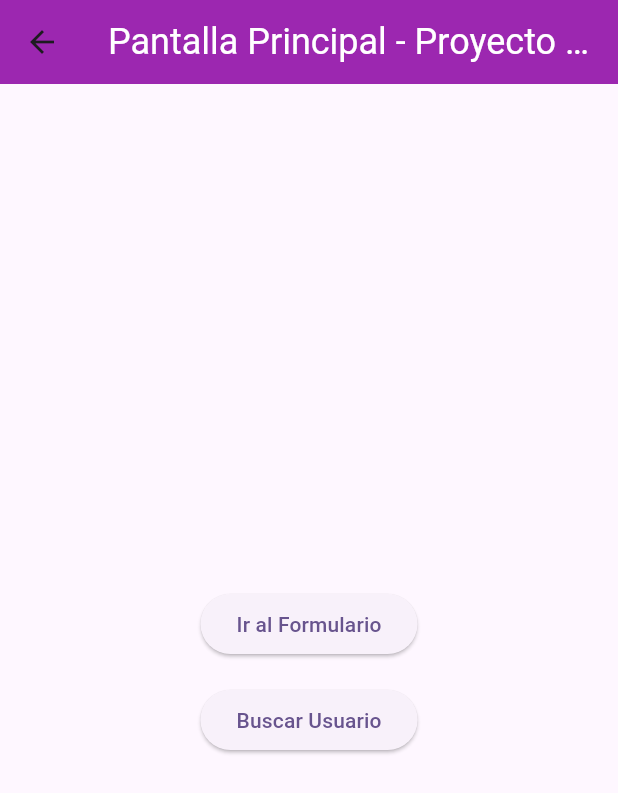
After one commit to kenkyomasu/kenkyomasu_wf, a Flutter app: the HomeAdminScreen screen opened by its route, on a phone screen of 412 x 824 dp. The commit adds this screen. Shown: the top 793 px of the screen. Run offline on Flutter 3.47's test engine with Material 3 defaults, Android fonts, the light colour scheme and no system bars; our stand-ins replace firebase_auth, firebase_core, firebase_database; accounts and stored records are empty; statements that could not run were skipped.

Commit message:
realizado el ingreso a distintas ventanas dependiendo si es usuario admin o user, falta que al realizar el cambio de tipo de usuario se realize mediante administrador.

```diff
--- /dev/null
+++ b/lib/screens/home_screen_tipo_user/home_admin.dart
@@ -0,0 +1,43 @@
+import 'package:flutter/material.dart';
+
+class HomeAdminScreen extends StatelessWidget {
+  const HomeAdminScreen({super.key});
+
+  @override
+  Widget build(BuildContext context) {
+    return Scaffold(
+      appBar: AppBar(
+        title: const Text(
+          'Pantalla Principal - Proyecto Flutter',
+          style: TextStyle(
+            fontSize: 24,
+            fontFamily: 'Roboto',
+            color: Colors.white,
+          ),
+        ),
+        backgroundColor: Colors.purple,
+      ),
+      body: Center(
+        child: Column(
+          mainAxisSize: MainAxisSize.min,
+          children: [
+            const SizedBox(height: 16),
+            ElevatedButton(
+              onPressed: () {
+                Navigator.pushNamed(context, '/formulario');
+              },
+              child: const Text('Ir al Formulario'),
+            ),
+            const SizedBox(height: 16),
+            ElevatedButton(
+              onPressed: () {
+                Navigator.pushNamed(context, '/buscar');
+              },
+              child: const Text('Buscar Usuario'),
+            ),
+          ],
+        ),
+      ),
+    );
+  }
+}
--- a/lib/screens/screens.dart
+++ b/lib/screens/screens.dart
@@ -1,3 +1,5 @@
 export 'package:proyecto_web_flutter_bd/screens/inicio_sesion/login_user.dart';
 export 'package:proyecto_web_flutter_bd/screens/formularios/formulario.dart';
 export 'package:proyecto_web_flutter_bd/screens/formularios/buscar.dart';
+export 'package:proyecto_web_flutter_bd/screens/home_screen_tipo_user/home_admin.dart';
+export 'package:proyecto_web_flutter_bd/screens/home_screen_tipo_user/home_user.dart';
```
Also changed, not shown: lib/main.dart (+18 -9 lines), lib/screens/formularios/buscar.dart (+57 -2 lines), lib/screens/formularios/formulario.dart (+89 -18 lines), lib/screens/home_screen_tipo_user/home_user.dart (added, +36 -0 lines), lib/screens/inicio_sesion/login_user.dart (+10 -6 lines), 1 other file.
